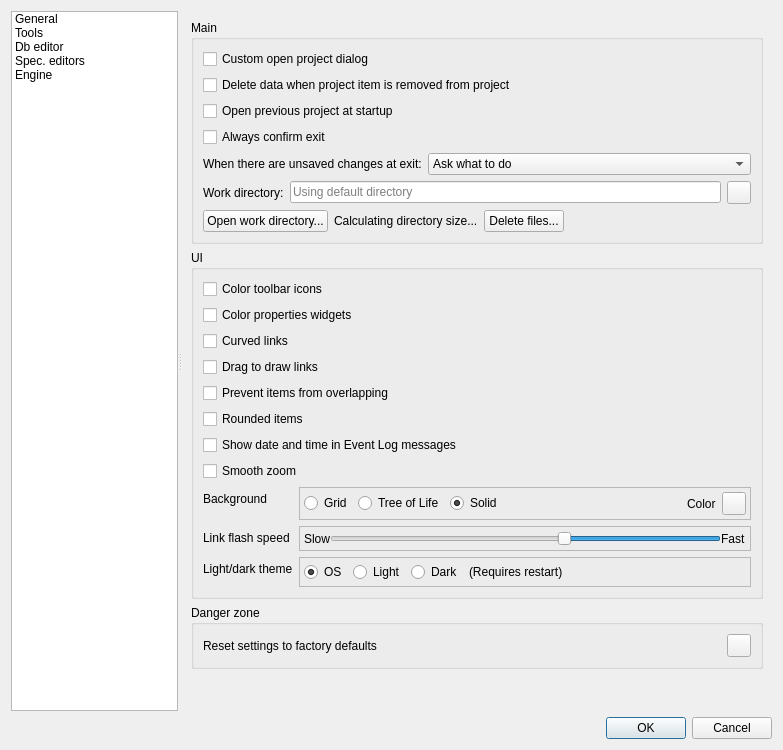
This is spinetoolbox/ui/settings.ui in spine-tools/Spine-Toolbox as Qt 5 draws it before an edit. The edited form follows.
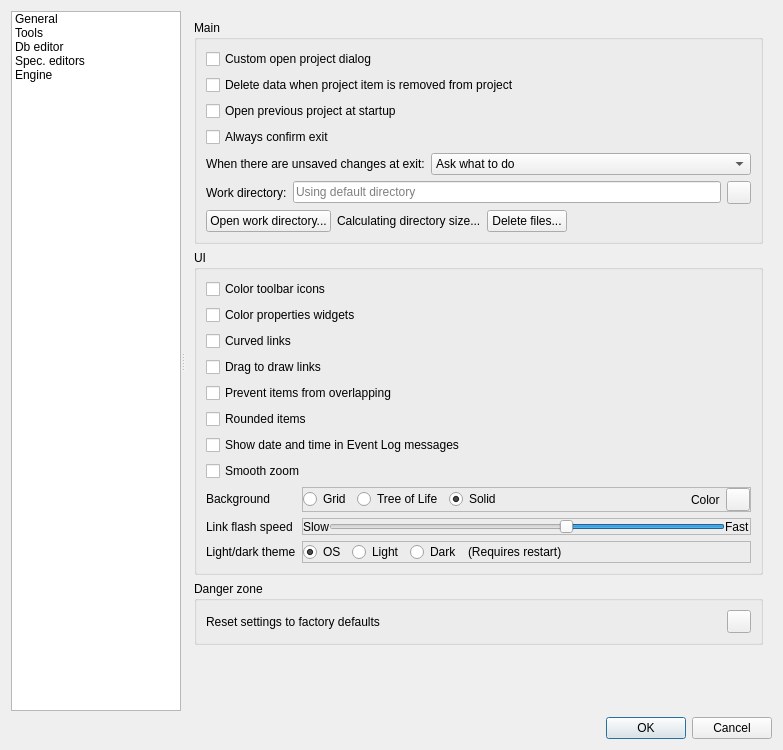
This is the edited form. Icons and pictures are not drawn. Custom widgets are drawn as their Qt base class.

```diff
--- a/spinetoolbox/ui/settings.ui
+++ b/spinetoolbox/ui/settings.ui
@@ -437,16 +437,16 @@
                </property>
                <layout class="QHBoxLayout" name="horizontalLayout_4">
                 <property name="leftMargin">
-                 <number>4</number>
+                 <number>0</number>
                 </property>
                 <property name="topMargin">
-                 <number>4</number>
+                 <number>0</number>
                 </property>
                 <property name="rightMargin">
-                 <number>4</number>
+                 <number>0</number>
                 </property>
                 <property name="bottomMargin">
-                 <number>4</number>
+                 <number>0</number>
                 </property>
                 <item>
                  <widget class="QRadioButton" name="radioButton_bg_grid">
@@ -528,16 +528,16 @@
                  <number>0</number>
                 </property>
                 <property name="leftMargin">
-                 <number>4</number>
+                 <number>0</number>
                 </property>
                 <property name="topMargin">
-                 <number>4</number>
+                 <number>0</number>
                 </property>
                 <property name="rightMargin">
-                 <number>4</number>
+                 <number>0</number>
                 </property>
                 <property name="bottomMargin">
-                 <number>4</number>
+                 <number>0</number>
                 </property>
                 <item>
                  <widget class="QLabel" name="label_5">
@@ -607,16 +607,16 @@
                </property>
                <layout class="QHBoxLayout" name="horizontalLayout_theme">
                 <property name="leftMargin">
-                 <number>4</number>
+                 <number>0</number>
                 </property>
                 <property name="topMargin">
-                 <number>4</number>
+                 <number>0</number>
                 </property>
                 <property name="rightMargin">
-                 <number>4</number>
+                 <number>0</number>
                 </property>
                 <property name="bottomMargin">
-                 <number>4</number>
+                 <number>0</number>
                 </property>
                 <item>
                  <widget class="QRadioButton" name="radioButton_theme_os">
```
